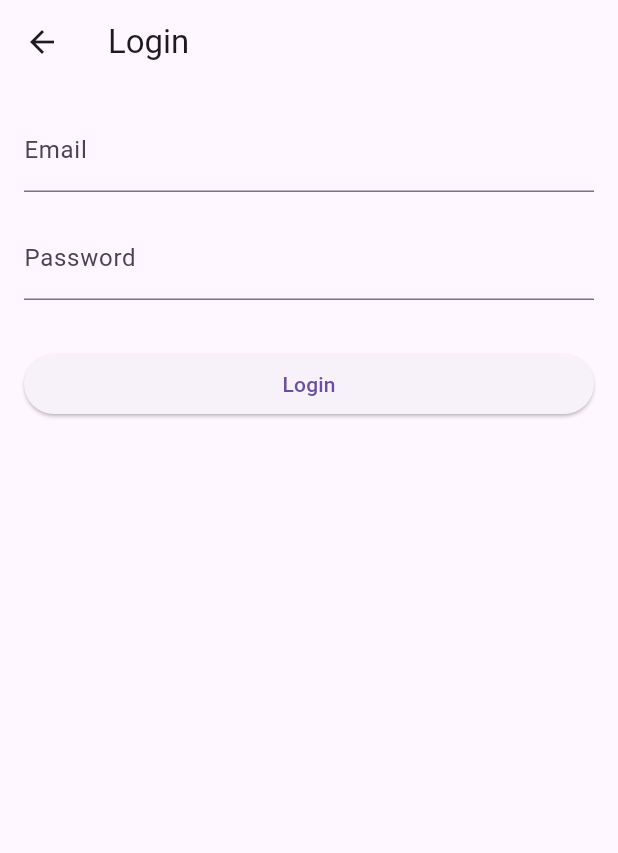
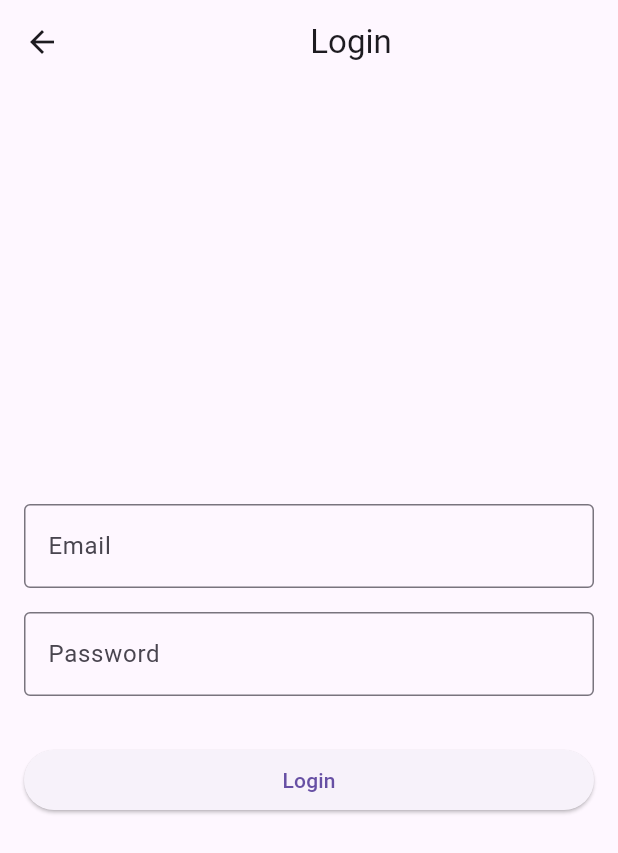
Before and after one commit to ansh0930/Giphy-App-Test, a Flutter app: the screen it shows after launch, after a tap on "Sign in", on a phone screen of 412 x 824 dp. Shown: the top 853 px of the screen. Run offline on Flutter 3.47's test engine with Material 3 defaults, Android fonts, the phone set to English and light mode, and no system bars; our stand-ins replace cloud_firestore, firebase_auth, firebase_core, firebase_storage; accounts and stored records are empty.

Commit message:
new changes

```diff
--- a/lib/screens/login_screen.dart
+++ b/lib/screens/login_screen.dart
@@ -14,6 +14,8 @@ class LoginScreen extends StatefulWidget {
 
 class _LoginScreenState extends State<LoginScreen> {
   final _formKey = GlobalKey<FormState>();
+  final FirebaseAuth _auth = FirebaseAuth.instance;
+
   final TextEditingController _emailController = TextEditingController();
   final TextEditingController forgetEmailController = TextEditingController();
   final TextEditingController _passwordController = TextEditingController();
@@ -45,17 +47,19 @@ class _LoginScreenState extends State<LoginScreen> {
   Future<void> _submit() async {
     if (_formKey.currentState?.validate() ?? false) {
       // If the form is valid, proceed with login logic
-
-      UserCredential? userCredential = await signInWithEmail(context);
-      if (userCredential?.credential != null) {
+      try {
+        UserCredential userCredential = await _auth.signInWithEmailAndPassword(
+          email: _emailController.text.trim(),
+          password: _passwordController.text.trim(),
+        );
+        ScaffoldMessenger.of(context).showSnackBar(
+          const SnackBar(content: Text('Logging in...')),
+        );
         Navigator.pushReplacement(
           context,
           MaterialPageRoute(builder: (context) => const TrendingPage()),
         );
-        ScaffoldMessenger.of(context).showSnackBar(
-          const SnackBar(content: Text('Logging in...')),
-        );
-      } else {
+      } catch (e, trace) {
         ScaffoldMessenger.of(context).showSnackBar(
           const SnackBar(content: Text('Invalid credential...')),
         );
@@ -89,24 +93,30 @@ class _LoginScreenState extends State<LoginScreen> {
   @override
   Widget build(BuildContext context) {
     return Scaffold(
-      appBar: AppBar(title: const Text('Login')),
+      appBar: AppBar(title: Row(
+        mainAxisAlignment: MainAxisAlignment.center,
+        children: [
+          const Text('Login'),
+        ],
+      )),
       body: Padding(
         padding: const EdgeInsets.all(16.0),
         child: Form(
           key: _formKey,
           child: Column(
             crossAxisAlignment: CrossAxisAlignment.stretch,
+            mainAxisAlignment: MainAxisAlignment.center,
             children: <Widget>[
               TextFormField(
                 controller: _emailController,
-                decoration: const InputDecoration(labelText: 'Email'),
+                decoration: const InputDecoration(labelText: 'Email', border: OutlineInputBorder(),),
                 keyboardType: TextInputType.emailAddress,
                 validator: validateEmail,
               ),
               const SizedBox(height: 16.0),
               TextFormField(
                 controller: _passwordController,
-                decoration: const InputDecoration(labelText: 'Password'),
+                decoration: const InputDecoration(labelText: 'Password', border: OutlineInputBorder(),),
                 obscureText: true,
                 validator: validatePassword,
               ),
--- a/lib/screens/register_screen.dart
+++ b/lib/screens/register_screen.dart
@@ -13,6 +13,7 @@ class SignUpScreen extends StatefulWidget {
 
 class _SignUpScreenState extends State<SignUpScreen> {
   final _formKey = GlobalKey<FormState>();
+  final FirebaseAuth _auth = FirebaseAuth.instance;
 
   final TextEditingController _emailController = TextEditingController();
   final TextEditingController _passwordController = TextEditingController();
@@ -27,6 +28,10 @@ class _SignUpScreenState extends State<SignUpScreen> {
 
   hitSignUpEmailAPI(context) async {
     try {
+      UserCredential userCredential = await _auth.createUserWithEmailAndPassword(
+        email: _emailController.text.trim(),
+        password: _passwordController.text.trim(),
+      );
       ScaffoldMessenger.of(context).showSnackBar(
           const SnackBar(content: Text("Register successfully.")));
       Navigator.pushReplacement(
@@ -69,13 +74,20 @@ class _SignUpScreenState extends State<SignUpScreen> {
   Widget build(BuildContext context) {
     return Scaffold(
       appBar: AppBar(
-        title: const Text('Sign Up'),
+        title: Row(
+          mainAxisAlignment: MainAxisAlignment.center,
+          children: [
+            const Text('Sign Up'),
+          ],
+        ),
       ),
       body: Padding(
         padding: const EdgeInsets.all(16.0),
         child: Form(
           key: _formKey,
           child: Column(
+            crossAxisAlignment: CrossAxisAlignment.center,
+            mainAxisAlignment: MainAxisAlignment.center,
             children: <Widget>[
               // Email field
               TextFormField(
```
Also changed, not shown: lib/screens/trending_screen.dart (+47 -4 lines).
